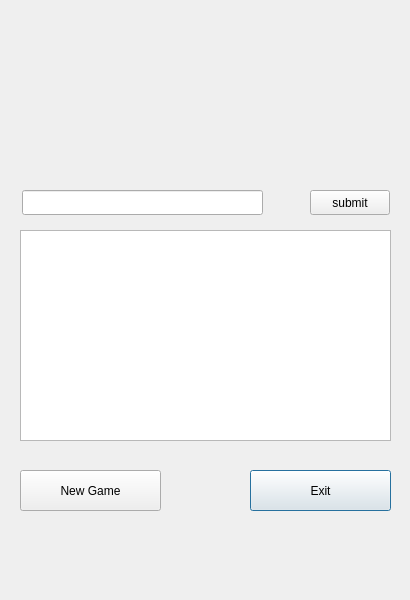
This is TowerDefense/gameover.ui in davgav123/Simple_tower_defense_game as Qt 5 draws it before an edit. The edited form follows.
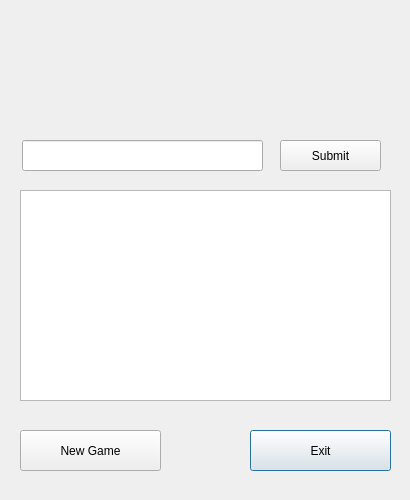
This is the edited form.

Commit message: Promenjen izgled gameover prozora.

Diff of the .ui file:
```diff
--- a/TowerDefense/gameover.ui
+++ b/TowerDefense/gameover.ui
@@ -7,13 +7,13 @@
     <x>0</x>
     <y>0</y>
     <width>410</width>
-    <height>600</height>
+    <height>500</height>
    </rect>
   </property>
   <property name="maximumSize">
    <size>
     <width>410</width>
-    <height>600</height>
+    <height>500</height>
    </size>
   </property>
   <property name="windowTitle">
@@ -23,7 +23,7 @@
    <property name="geometry">
     <rect>
      <x>250</x>
-     <y>470</y>
+     <y>430</y>
      <width>141</width>
      <height>41</height>
     </rect>
@@ -38,7 +38,7 @@
      <x>20</x>
      <y>20</y>
      <width>371</width>
-     <height>151</height>
+     <height>111</height>
     </rect>
    </property>
    <property name="font">
@@ -59,7 +59,7 @@
    <property name="geometry">
     <rect>
      <x>20</x>
-     <y>470</y>
+     <y>430</y>
      <width>141</width>
      <height>41</height>
     </rect>
@@ -81,7 +81,7 @@
    <property name="geometry">
     <rect>
      <x>20</x>
-     <y>230</y>
+     <y>190</y>
      <width>371</width>
      <height>211</height>
     </rect>
@@ -91,23 +91,23 @@
    <property name="geometry">
     <rect>
      <x>22</x>
-     <y>190</y>
+     <y>140</y>
      <width>241</width>
-     <height>25</height>
+     <height>31</height>
     </rect>
    </property>
   </widget>
   <widget class="QPushButton" name="subScore">
    <property name="geometry">
     <rect>
-     <x>310</x>
-     <y>190</y>
-     <width>80</width>
-     <height>25</height>
+     <x>280</x>
+     <y>140</y>
+     <width>101</width>
+     <height>31</height>
     </rect>
    </property>
    <property name="text">
-    <string>submit</string>
+    <string>Submit</string>
    </property>
   </widget>
  </widget>
```
The commit also changes 6 other files.
